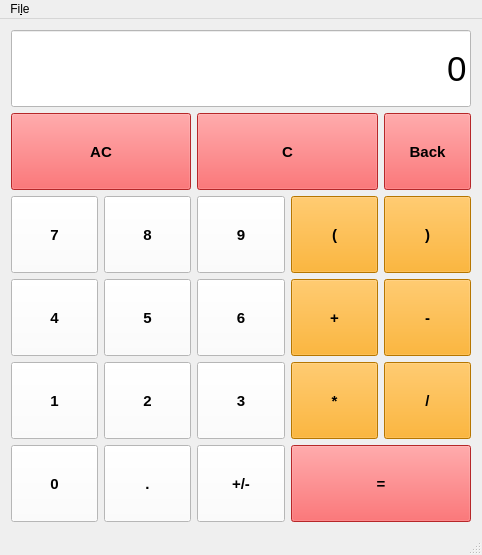
Old version of the form Calculator/calculator.ui in the repository ericwstephens3/Calculator.
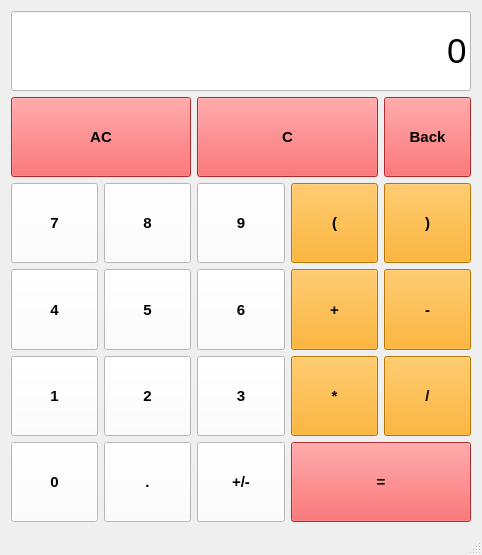
New version of the form.

Commit message: removed accidental menu bar

Diff of the .ui file:
```diff
--- a/Calculator/calculator.ui
+++ b/Calculator/calculator.ui
@@ -746,14 +746,6 @@
      <height>23</height>
     </rect>
    </property>
-   <widget class="QMenu" name="menuFile">
-    <property name="title">
-     <string>Fi&amp;le</string>
-    </property>
-    <addaction name="actionStandard"/>
-    <addaction name="actionScientific"/>
-   </widget>
-   <addaction name="menuFile"/>
   </widget>
   <widget class="QStatusBar" name="statusBar"/>
   <action name="actionStandard">
```
